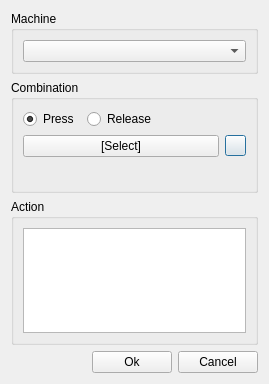
Before: the Qt Designer form src/blackgui/components/hotkeydialog.ui in swift-project/pilotclient, drawn with Qt 5.
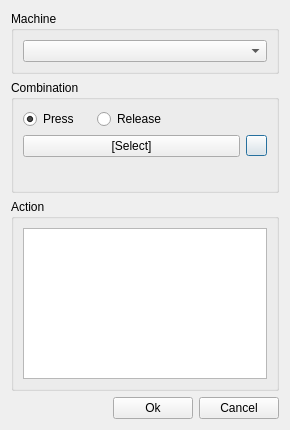
After: the same form once the commit is applied.

Commit message: Hotkey dialog style

What changed in the file:
```diff
--- a/src/blackgui/components/hotkeydialog.ui
+++ b/src/blackgui/components/hotkeydialog.ui
@@ -6,8 +6,8 @@
    <rect>
     <x>0</x>
     <y>0</y>
-    <width>269</width>
-    <height>384</height>
+    <width>290</width>
+    <height>430</height>
    </rect>
   </property>
   <property name="windowTitle">
```
Left out of the diff: 14 changed lines with no effect on the pictures. The commit also changes 3 other files.
